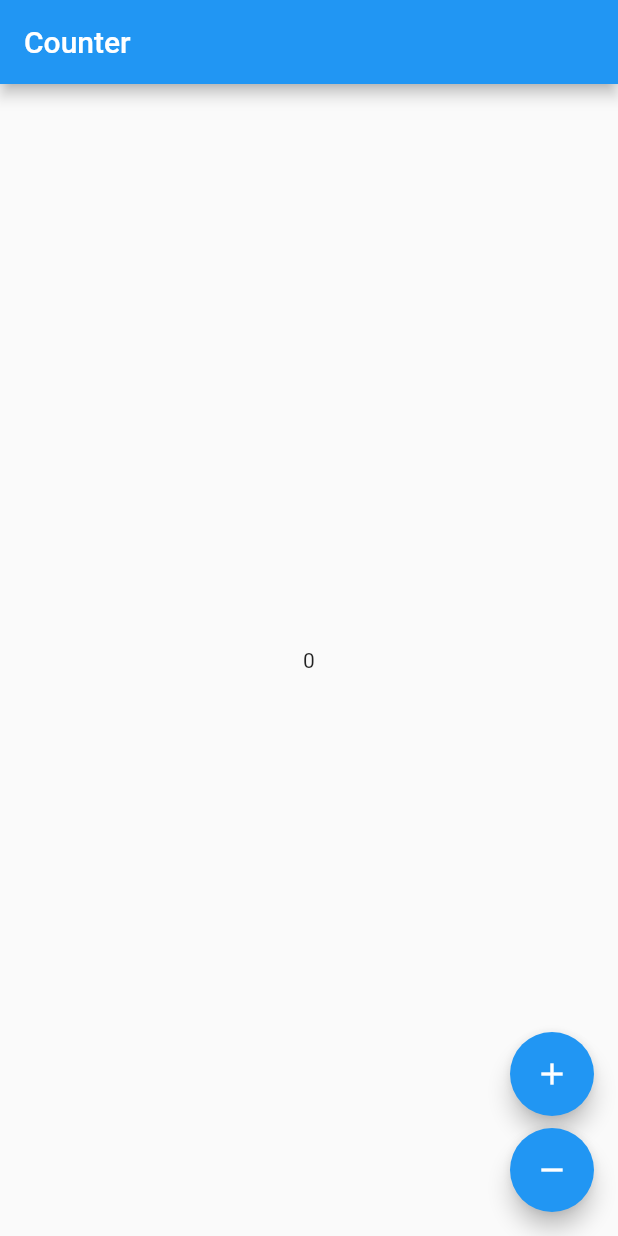
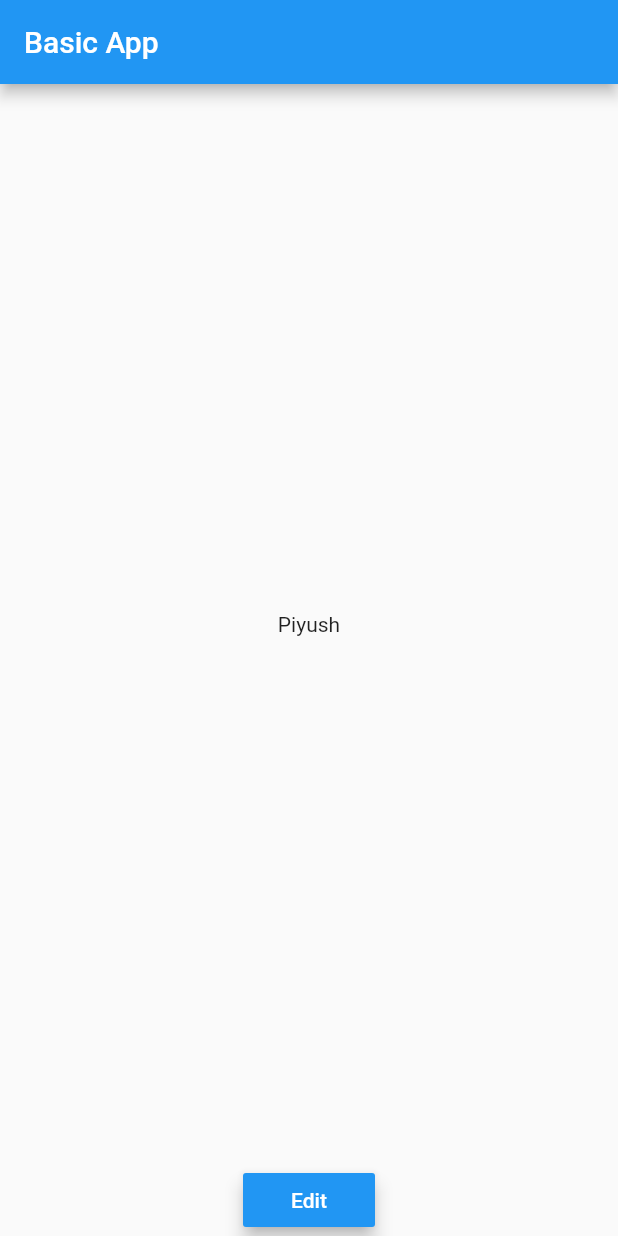
Before and after one commit to dhushya/internship1, a Flutter app: the screen it shows after launch, on a phone screen of 412 x 824 dp. Run offline on Flutter 3.47's test engine with Material 2 defaults, Android fonts, the phone set to English and light mode, and no system bars; our stand-ins replace firebase_analytics; accounts and stored records are empty.

Commit message:
Revert "Initial Commit"

```diff
--- a/lib/counter_cubit.dart
+++ /dev/null
@@ -1,8 +0,0 @@
-import 'package:bloc/bloc.dart';
-
-class CounterCubit extends Cubit<int> {
-  CounterCubit() : super(0);
-
-  void increment() => emit(state + 1);
-  void decrement() => emit(state - 1);
-}
--- a/lib/main.dart
+++ b/lib/main.dart
@@ -1,58 +1,122 @@
-import 'package:counter/counter_cubit.dart';
+import 'package:firebase_analytics/firebase_analytics.dart';
+import 'package:firebase_analytics/observer.dart';
 import 'package:flutter/material.dart';
-import 'package:flutter_bloc/flutter_bloc.dart';
-import 'bloc_observer.dart';
 
 void main() {
-  Bloc.observer = CounterObserver();
   runApp(MyApp());
 }
 
+final FirebaseAnalytics analytics = FirebaseAnalytics();
+
 class MyApp extends StatelessWidget {
   // This widget is the root of your application.
+
   @override
   Widget build(BuildContext context) {
     return MaterialApp(
-        title: 'Flutter Demo',
-        theme: ThemeData(
-          primarySwatch: Colors.blue,
-          visualDensity: VisualDensity.adaptivePlatformDensity,
+      title: 'Basic App',
+      home: HomeScreen(),
+      navigatorObservers: [
+        FirebaseAnalyticsObserver(analytics: analytics),
+      ],
+    );
+  }
+}
+
+class HomeScreen extends StatefulWidget {
+  @override
+  _HomeScreenState createState() => _HomeScreenState();
+}
+
+class _HomeScreenState extends State<HomeScreen> {
+  var _name = "Piyush";
+
+  _editName(BuildContext context) async {
+    var name = await Navigator.push(
+        context,
+        MaterialPageRoute(
+            builder: (context) => EditPage(),
+            settings: RouteSettings(name: 'HomeView')));
+
+    setState(() {
+      _name = name;
+    });
+  }
+
+  @override
+  Widget build(BuildContext context) {
+    return Scaffold(
+        appBar: AppBar(
+          title: Text("Basic App"),
         ),
-        home: BlocProvider(
-          create: (_) => CounterCubit(),
-          child: HomePage(),
+        body: Column(
+          children: [
+            Expanded(
+              child: Center(
+                child: Text(_name),
+              ),
+            ),
+            Align(
+              alignment: Alignment.bottomCenter,
+              child: RaisedButton(
+                onPressed: () {
+                  _editName(context);
+                  analytics.logEvent(name: 'Edit_button_pressed');
+                },
+                child: Text("Edit"),
+                elevation: 5,
+                textColor: Colors.white,
+                color: Colors.blue,
+              ),
+            )
+          ],
         ));
   }
 }
 
-class HomePage extends StatelessWidget {
+class EditPage extends StatelessWidget {
+  final input = TextEditingController();
+  final _key = GlobalKey<FormState>();
+  final validCharacters = RegExp(r'^[a-zA-Z ]+$');
   @override
   Widget build(BuildContext context) {
     return Scaffold(
-      appBar: AppBar(
-        title: Text("Counter"),
-      ),
-      body: Center(
-        child: BlocBuilder<CounterCubit, int>(builder: (context, state) {
-          return Text("$state");
-        }),
-      ),
-      floatingActionButton: Column(
-          mainAxisAlignment: MainAxisAlignment.end,
-          crossAxisAlignment: CrossAxisAlignment.end,
-          children: <Widget>[
-            FloatingActionButton(
-              key: const Key('counterView_increment_floatingActionButton'),
-              child: Icon(Icons.add),
-              onPressed: () => context.bloc<CounterCubit>().increment(),
-            ),
-            const SizedBox(height: 8),
-            FloatingActionButton(
-              key: const Key('counterView_decrement_floatingActionButton'),
-              child: Icon(Icons.remove),
-              onPressed: () => context.bloc<CounterCubit>().decrement(),
-            ),
-          ]),
-    );
+        appBar: AppBar(
+          title: Text('Edit_your_name'),
+        ),
+        body: Form(
+          key: _key,
+          child: Column(
+            children: <Widget>[
+              Expanded(
+                child: Center(
+                    child: Container(
+                  margin: const EdgeInsets.only(left: 20.0, right: 20.0),
+                  child: TextFormField(
+                    controller: input,
+                    validator: (value) {
+                      if (!validCharacters.hasMatch(value)) {
+                        return "Name should only contain letters";
+                      } else {
+                        return null;
+                      }
+                    },
+                  ),
+                )),
+              ),
+              Align(
+                  alignment: Alignment.bottomCenter,
+                  child: RaisedButton(
+                    onPressed: () {
+                      if (_key.currentState.validate()) {
+                        Navigator.pop(context, input.text);
+                        analytics.logEvent(name: "Save_Button_Pressed");
+                      }
+                    },
+                    child: Text('Save'),
+                  ))
+            ],
+          ),
+        ));
   }
 }
--- a/pubspec.yaml
+++ b/pubspec.yaml
@@ -1,4 +1,4 @@
-name: counter
+name: internship1
 description: A new Flutter project.
 
 # The following line prevents the package from being accidentally published to
@@ -23,8 +23,8 @@ environment:
 dependencies:
   flutter:
     sdk: flutter
-  bloc: ^6.0.0
-  flutter_bloc: ^6.0.0
+  firebase_core: ^0.4.0+9
+  firebase_analytics: ^5.0.11
 
   # The following adds the Cupertino Icons font to your application.
   # Use with the CupertinoIcons class for iOS style icons.
```
Also changed, not shown: lib/bloc_observer.dart (deleted, +0 -9 lines), pubspec.lock, 26 other files.
